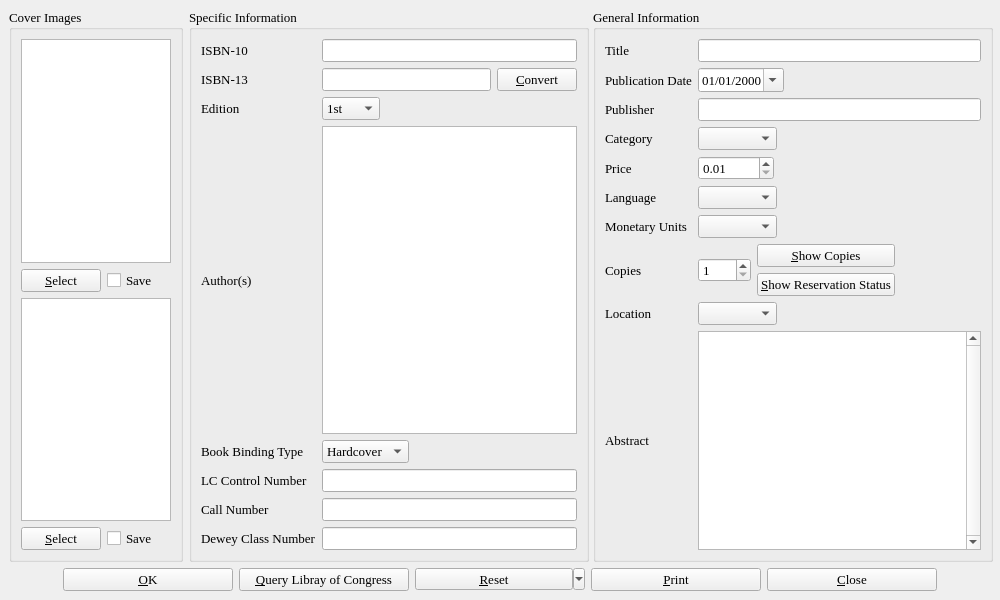
First picture: the form in bookinfo.ui, repository textbrowser/biblioteq, before the edit.
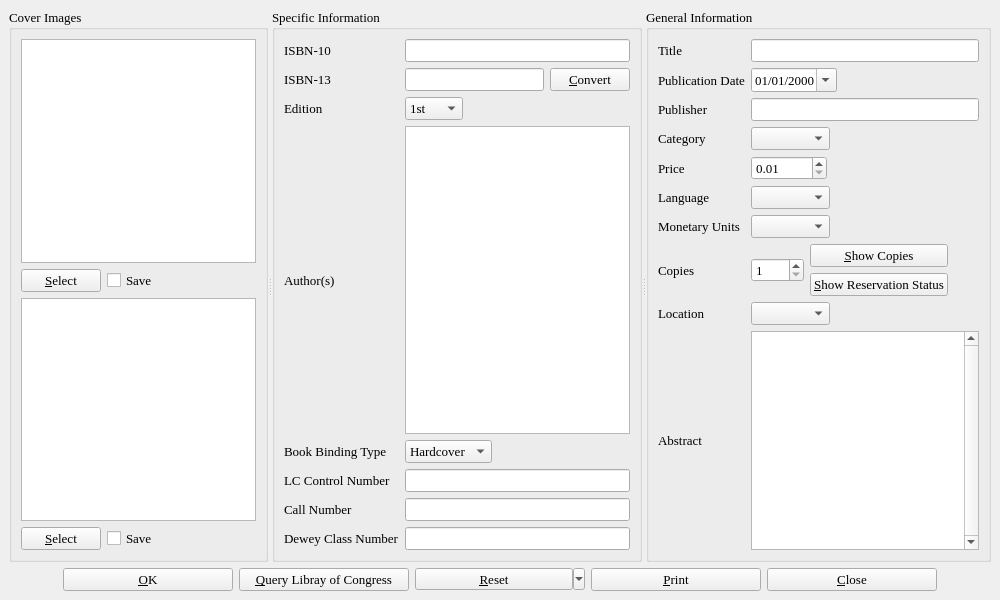
Second picture: the form after the edit. Icons and pictures are not drawn.

```diff
--- a/bookinfo.ui
+++ b/bookinfo.ui
@@ -33,8 +33,10 @@
   <widget class="QWidget" name="centralwidget" >
    <layout class="QVBoxLayout" >
     <item>
-     <layout class="QHBoxLayout" >
-      <item>
+     <widget class="QSplitter" name="splitter" >
+      <property name="orientation" >
+       <enum>Qt::Horizontal</enum>
+      </property>
        <widget class="QGroupBox" name="coverImages" >
         <property name="title" >
          <string>Cover Images</string>
@@ -145,17 +147,7 @@
          </item>
         </layout>
        </widget>
-      </item>
-      <item>
-       <layout class="QHBoxLayout" >
-        <item>
          <widget class="QGroupBox" name="specificGroup" >
-          <property name="minimumSize" >
-           <size>
-            <width>400</width>
-            <height>0</height>
-           </size>
-          </property>
           <property name="title" >
            <string>Specific Information</string>
           </property>
@@ -246,9 +238,6 @@
                <property name="autoFillBackground" >
                 <bool>false</bool>
                </property>
-               <property name="sizeAdjustPolicy" >
-                <enum>QComboBox::AdjustToContents</enum>
-               </property>
                <item>
                 <property name="text" >
                  <string>1st</string>
@@ -427,9 +416,6 @@
                <property name="layoutDirection" >
                 <enum>Qt::LeftToRight</enum>
                </property>
-               <property name="sizeAdjustPolicy" >
-                <enum>QComboBox::AdjustToContents</enum>
-               </property>
                <property name="frame" >
                 <bool>true</bool>
                </property>
@@ -522,15 +508,7 @@
            </item>
           </layout>
          </widget>
-        </item>
-        <item>
          <widget class="QGroupBox" name="generalGroup" >
-          <property name="minimumSize" >
-           <size>
-            <width>400</width>
-            <height>0</height>
-           </size>
-          </property>
           <property name="title" >
            <string>General Information</string>
           </property>
@@ -628,11 +606,7 @@
            <item row="3" column="1" >
             <layout class="QHBoxLayout" >
              <item>
-              <widget class="QComboBox" name="category" >
-               <property name="sizeAdjustPolicy" >
-                <enum>QComboBox::AdjustToContents</enum>
-               </property>
-              </widget>
+           <widget class="QComboBox" name="category" />
              </item>
              <item>
               <spacer>
@@ -711,11 +685,7 @@
            <item row="5" column="1" >
             <layout class="QHBoxLayout" >
              <item>
-              <widget class="QComboBox" name="language" >
-               <property name="sizeAdjustPolicy" >
-                <enum>QComboBox::AdjustToContents</enum>
-               </property>
-              </widget>
+           <widget class="QComboBox" name="language" />
              </item>
              <item>
               <spacer>
@@ -748,11 +718,7 @@
            <item row="6" column="1" >
             <layout class="QHBoxLayout" >
              <item>
-              <widget class="QComboBox" name="monetary_units" >
-               <property name="sizeAdjustPolicy" >
-                <enum>QComboBox::AdjustToContents</enum>
-               </property>
-              </widget>
+           <widget class="QComboBox" name="monetary_units" />
              </item>
              <item>
               <spacer>
@@ -870,9 +836,6 @@
                  <pointsize>10</pointsize>
                 </font>
                </property>
-               <property name="sizeAdjustPolicy" >
-                <enum>QComboBox::AdjustToContents</enum>
-               </property>
               </widget>
              </item>
              <item>
@@ -915,10 +878,7 @@
            </item>
           </layout>
          </widget>
-        </item>
-       </layout>
-      </item>
-     </layout>
+     </widget>
     </item>
     <item>
      <layout class="QHBoxLayout" >
```
Lines whose indentation alone changed are shown as unchanged.
